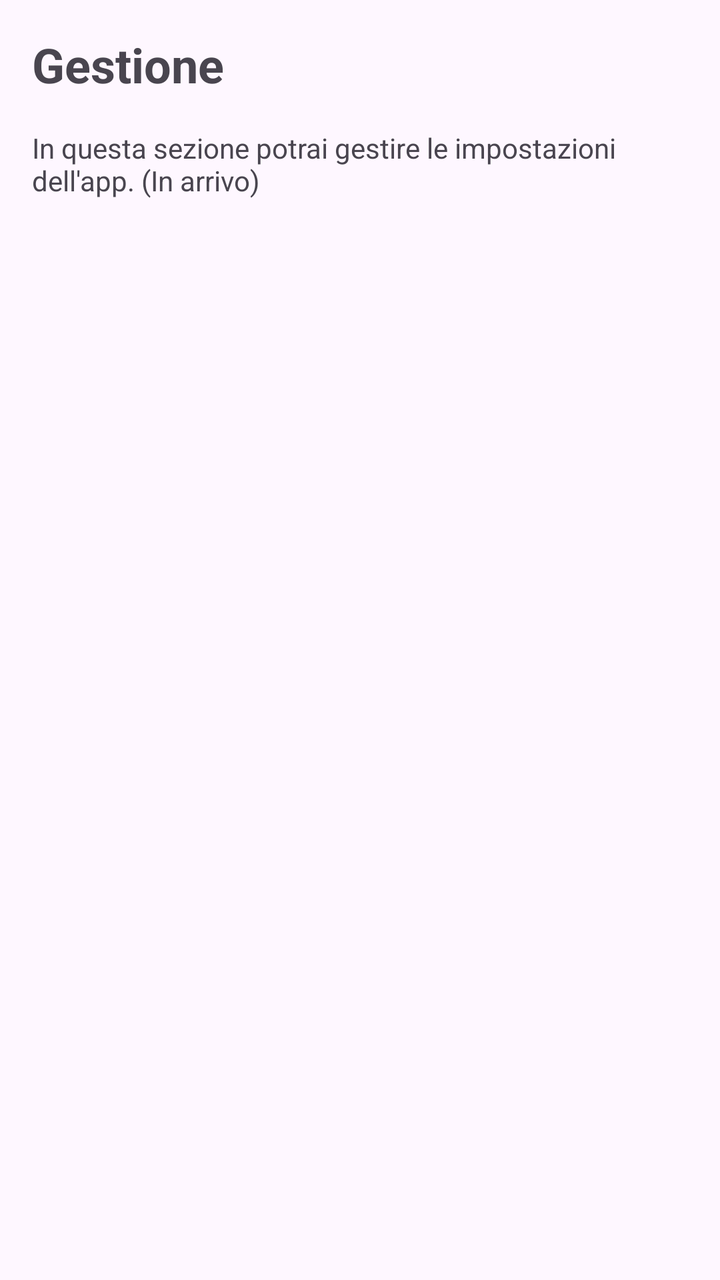
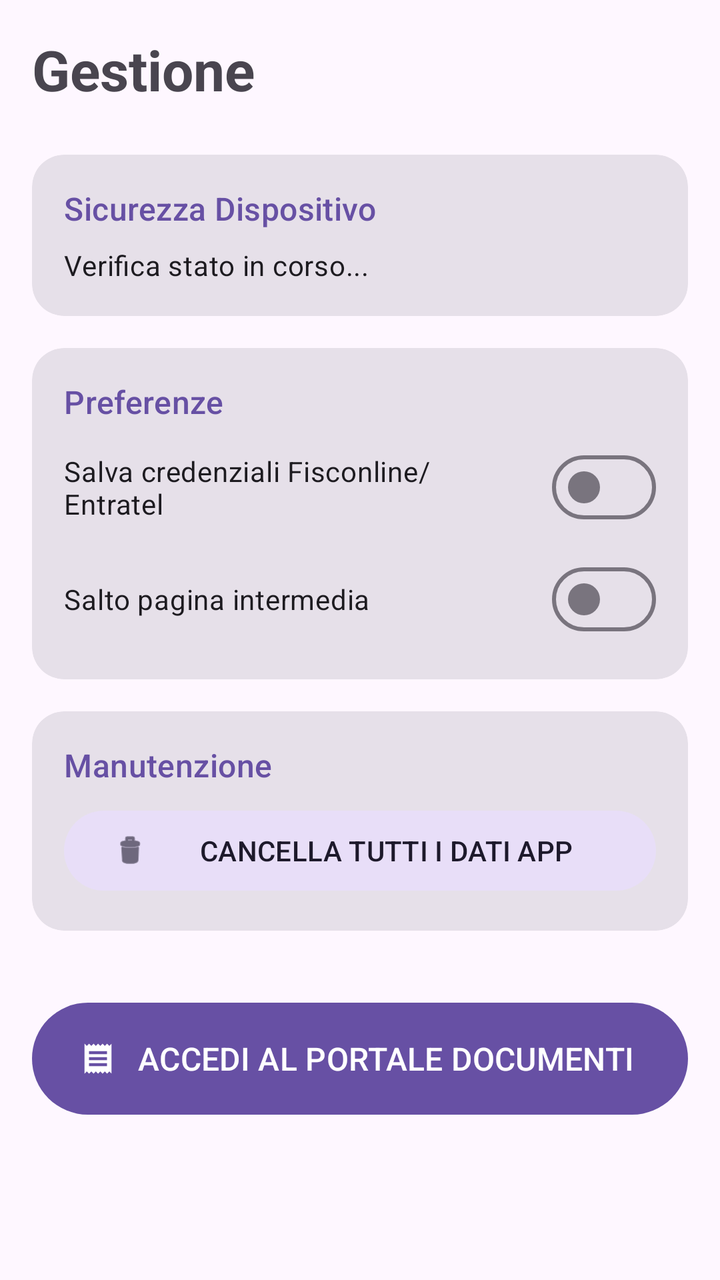

Before-and-after screenshots of an Android layout around one commit, followed by the original layout XML and the change that was made.
<!-- AndroidManifest.xml: application theme Theme.RicevappDocumentoCommerciale -->
<!-- res/layout/fragment_settings.xml -->
<?xml version="1.0" encoding="utf-8"?>
<androidx.constraintlayout.widget.ConstraintLayout xmlns:android="http://schemas.android.com/apk/res/android"
    xmlns:app="http://schemas.android.com/apk/res-auto"
    android:layout_width="match_parent"
    android:layout_height="match_parent"
    android:background="?android:attr/colorBackground"
    android:clickable="true"
    android:focusable="true"
    android:padding="16dp">

    <TextView
        android:id="@+id/settings_title"
        android:layout_width="wrap_content"
        android:layout_height="wrap_content"
        android:text="Gestione"
        android:textSize="24sp"
        android:textStyle="bold"
        app:layout_constraintStart_toStartOf="parent"
        app:layout_constraintTop_toTopOf="parent" />

    <TextView
        android:layout_width="0dp"
        android:layout_height="wrap_content"
        android:layout_marginTop="16dp"
        android:text="In questa sezione potrai gestire le impostazioni dell'app. (In arrivo)"
        app:layout_constraintEnd_toEndOf="parent"
        app:layout_constraintStart_toStartOf="parent"
        app:layout_constraintTop_toBottomOf="@id/settings_title" />

</androidx.constraintlayout.widget.ConstraintLayout>
<!-- resources referenced by this layout -->
<resources>
  <style name="Theme.RicevappDocumentoCommerciale" parent="Base.Theme.RicevappDocumentoCommerciale" />
  <style name="Base.Theme.RicevappDocumentoCommerciale" parent="Theme.Material3.DayNight.NoActionBar">
          
          
      </style>
</resources>

<!-- the commit's change to res/layout/fragment_settings.xml (unified diff, before → after) -->
@@ -1,30 +1,146 @@
 <?xml version="1.0" encoding="utf-8"?>
-<androidx.constraintlayout.widget.ConstraintLayout xmlns:android="http://schemas.android.com/apk/res/android"
+<androidx.core.widget.NestedScrollView xmlns:android="http://schemas.android.com/apk/res/android"
     xmlns:app="http://schemas.android.com/apk/res-auto"
+    xmlns:tools="http://schemas.android.com/tools"
     android:layout_width="match_parent"
     android:layout_height="match_parent"
     android:background="?android:attr/colorBackground"
     android:clickable="true"
-    android:focusable="true"
-    android:padding="16dp">
+    android:focusable="true">
 
-    <TextView
-        android:id="@+id/settings_title"
-        android:layout_width="wrap_content"
+    <androidx.constraintlayout.widget.ConstraintLayout
+        android:layout_width="match_parent"
         android:layout_height="wrap_content"
-        android:text="Gestione"
-        android:textSize="24sp"
-        android:textStyle="bold"
-        app:layout_constraintStart_toStartOf="parent"
-        app:layout_constraintTop_toTopOf="parent" />
+        android:padding="16dp">
 
-    <TextView
-        android:layout_width="0dp"
-        android:layout_height="wrap_content"
-        android:layout_marginTop="16dp"
-        android:text="In questa sezione potrai gestire le impostazioni dell'app. (In arrivo)"
-        app:layout_constraintEnd_toEndOf="parent"
-        app:layout_constraintStart_toStartOf="parent"
-        app:layout_constraintTop_toBottomOf="@id/settings_title" />
+        <TextView
+            android:id="@+id/settings_title"
+            android:layout_width="wrap_content"
+            android:layout_height="wrap_content"
+            android:text="Gestione"
+            android:textSize="28sp"
+            android:textStyle="bold"
+            app:layout_constraintStart_toStartOf="parent"
+            app:layout_constraintTop_toTopOf="parent" />
 
-</androidx.constraintlayout.widget.ConstraintLayout>
+        
+        <com.google.android.material.card.MaterialCardView
+            android:id="@+id/security_card"
+            style="?attr/materialCardViewFilledStyle"
+            android:layout_width="match_parent"
+            android:layout_height="wrap_content"
+            android:layout_marginTop="24dp"
+            app:cardCornerRadius="16dp"
+            app:layout_constraintTop_toBottomOf="@id/settings_title">
+
+            <LinearLayout
+                android:layout_width="match_parent"
+                android:layout_height="wrap_content"
+                android:orientation="vertical"
+                android:padding="16dp">
+
+                <TextView
+                    android:layout_width="wrap_content"
+                    android:layout_height="wrap_content"
+                    android:text="Sicurezza Dispositivo"
+                    android:textAppearance="?attr/textAppearanceTitleMedium"
+                    android:textColor="?attr/colorPrimary" />
+
+                <TextView
+                    android:id="@+id/security_status_text"
+                    android:layout_width="wrap_content"
+                    android:layout_height="wrap_content"
+                    android:layout_marginTop="8dp"
+                    android:text="Verifica stato in corso..."
+                    android:textAppearance="?attr/textAppearanceBodyMedium" />
+            </LinearLayout>
+        </com.google.android.material.card.MaterialCardView>
+
+        
+        <com.google.android.material.card.MaterialCardView
+            android:id="@+id/preferences_card"
+            style="?attr/materialCardViewFilledStyle"
+            android:layout_width="match_parent"
+            android:layout_height="wrap_content"
+            android:layout_marginTop="16dp"
+            app:cardCornerRadius="16dp"
+            app:layout_constraintTop_toBottomOf="@id/security_card">
+
+            <LinearLayout
+                android:layout_width="match_parent"
+                android:layout_height="wrap_content"
+                android:orientation="vertical"
+                android:padding="16dp">
+
+                <TextView
+                    android:layout_width="wrap_content"
+                    android:layout_height="wrap_content"
+                    android:text="Preferenze"
+                    android:textAppearance="?attr/textAppearanceTitleMedium"
+                    android:textColor="?attr/colorPrimary" />
+
+                <com.google.android.material.materialswitch.MaterialSwitch
+                    android:id="@+id/save_credentials_switch"
+                    android:layout_width="match_parent"
+                    android:layout_height="wrap_content"
+                    android:layout_marginTop="8dp"
+                    android:text="Salva credenziali Fisconline/Entratel" />
+
+                <com.google.android.material.materialswitch.MaterialSwitch
+                    android:id="@+id/skip_page_switch"
+                    android:layout_width="match_parent"
+                    android:layout_height="wrap_content"
+                    android:layout_marginTop="8dp"
+                    android:text="Salto pagina intermedia" />
+            </LinearLayout>
+        </com.google.android.material.card.MaterialCardView>
+
+        
+        <com.google.android.material.card.MaterialCardView
+            android:id="@+id/maintenance_card"
+            style="?attr/materialCardViewFilledStyle"
+            android:layout_width="match_parent"
+            android:layout_height="wrap_content"
+            android:layout_marginTop="16dp"
+            app:cardCornerRadius="16dp"
+            app:layout_constraintTop_toBottomOf="@id/preferences_card">
+
+            <LinearLayout
+                android:layout_width="match_parent"
+                android:layout_height="wrap_content"
+                android:orientation="vertical"
+                android:padding="16dp">
+
+                <TextView
+                    android:layout_width="wrap_content"
+                    android:layout_height="wrap_content"
+                    android:text="Manutenzione"
+                    android:textAppearance="?attr/textAppearanceTitleMedium"
+                    android:textColor="?attr/colorPrimary" />
+
+                <Button
+                    android:id="@+id/clear_data_button"
+                    style="@style/Widget.Material3.Button.TonalButton"
+                    android:layout_width="match_parent"
+                    android:layout_height="wrap_content"
+                    android:layout_marginTop="8dp"
+                    android:text="CANCELLA TUTTI I DATI APP"
+                    app:icon="@android:drawable/ic_menu_delete" />
+            </LinearLayout>
+        </com.google.android.material.card.MaterialCardView>
+
+        
+        <Button
+            android:id="@+id/go_to_documents_button"
+            android:layout_width="match_parent"
+            android:layout_height="64dp"
+            android:layout_marginTop="32dp"
+            android:layout_marginBottom="32dp"
+            android:text="ACCEDI AL PORTALE DOCUMENTI"
+            android:textSize="16sp"
+            app:icon="@drawable/ic_receipt"
+            app:layout_constraintTop_toBottomOf="@id/maintenance_card"
+            app:layout_constraintBottom_toBottomOf="parent"/>
+
+    </androidx.constraintlayout.widget.ConstraintLayout>
+</androidx.core.widget.NestedScrollView>
<!-- resource entries referenced after the edit -->
@@ -1,5 +1,16 @@
 <!-- resources referenced by this layout -->
 <resources>
+  <!-- drawable ic_receipt (drawable) -->
+  <vector xmlns:android="http://schemas.android.com/apk/res/android"
+      android:width="24dp"
+      android:height="24dp"
+      android:viewportWidth="24"
+      android:viewportHeight="24"
+      android:tint="?attr/colorControlNormal">
+      <path
+          android:fillColor="@android:color/white"
+          android:pathData="M18,17H6v-2h12V17zM18,13H6v-2h12V13zM18,9H6V7h12V9zM3,22l1.5-1.5L6,22l1.5-1.5L9,22l1.5-1.5L12,22l1.5-1.5L15,22l1.5-1.5L18,22l1.5-1.5L21,22V2l-1.5,1.5L18,2l-1.5,1.5L15,2l-1.5,1.5L12,2l-1.5,1.5L9,2L7.5,3.5L6,2L4.5,3.5L3,2V22z"/>
+  </vector>
   <style name="Theme.RicevappDocumentoCommerciale" parent="Base.Theme.RicevappDocumentoCommerciale" />
   <style name="Base.Theme.RicevappDocumentoCommerciale" parent="Theme.Material3.DayNight.NoActionBar">
           
